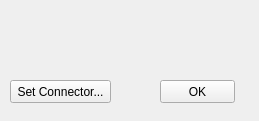
The window that forms/bindingmeshpanel.ui (TopModLab/Unfolding) describes before a commit, drawn with Qt 5.
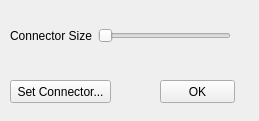
The same window after the commit.

What changed in the file:
```diff
--- a/forms/bindingmeshpanel.ui
+++ b/forms/bindingmeshpanel.ui
@@ -38,6 +38,35 @@
    <property name="text">
     <string>Set Connector...</string>
    </property>
+   <property name="checkable">
+    <bool>true</bool>
+   </property>
+  </widget>
+  <widget class="QWidget" name="horizontalLayoutWidget">
+   <property name="geometry">
+    <rect>
+     <x>10</x>
+     <y>10</y>
+     <width>221</width>
+     <height>51</height>
+    </rect>
+   </property>
+   <layout class="QHBoxLayout" name="horizontalLayout">
+    <item>
+     <widget class="QLabel" name="sizeLabel">
+      <property name="text">
+       <string>Connector Size</string>
+      </property>
+     </widget>
+    </item>
+    <item>
+     <widget class="QSlider" name="sizeSlider">
+      <property name="orientation">
+       <enum>Qt::Horizontal</enum>
+      </property>
+     </widget>
+    </item>
+   </layout>
   </widget>
  </widget>
  <resources/>
```
Left out of the diff: 4 changed lines with no effect on the pictures.
